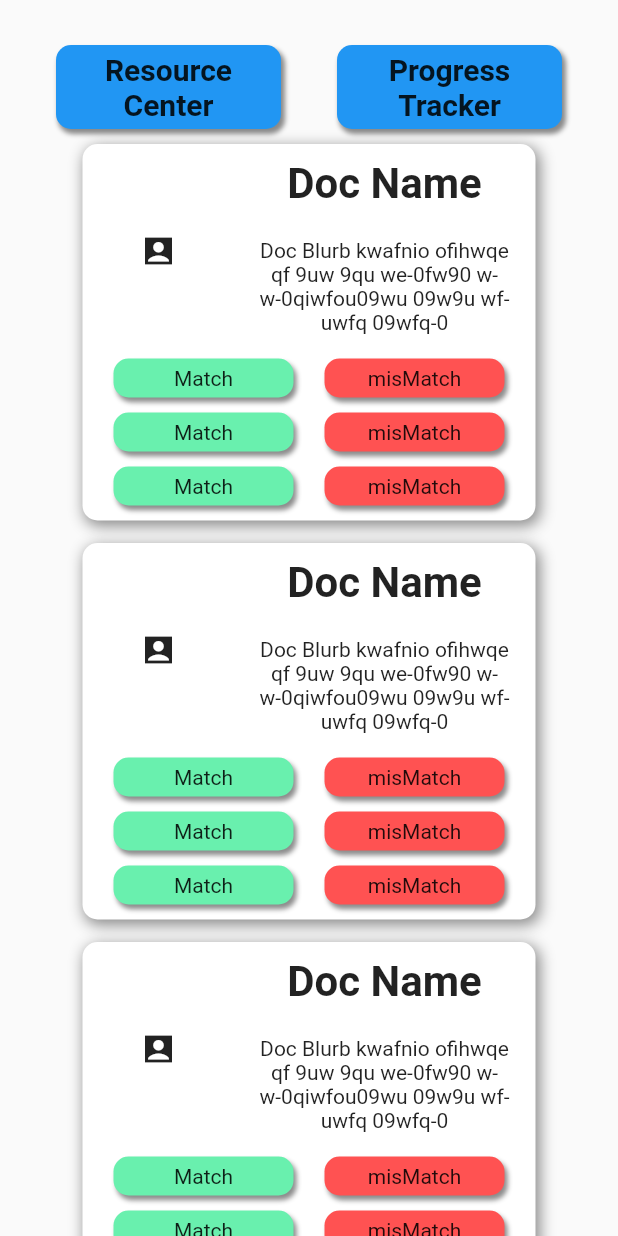
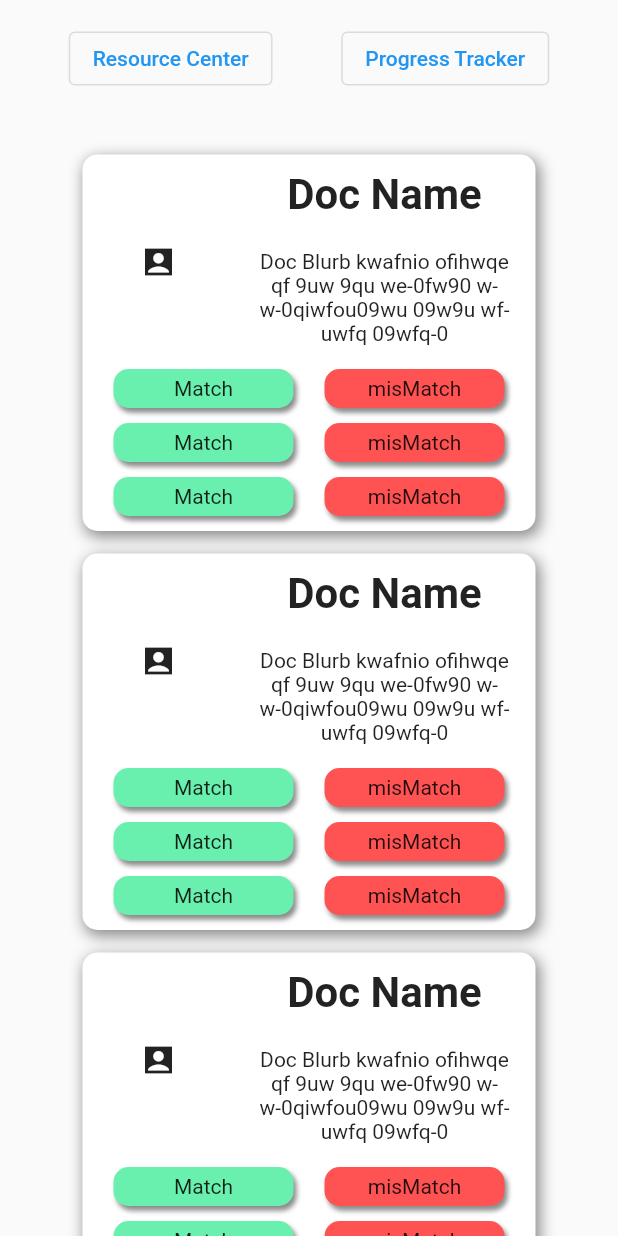
Before and after one commit to Milind220/CityHack22-DDD, a Flutter app: the MainFeedScreen screen opened by its route, on a phone screen of 412 x 824 dp. Run offline on Flutter 3.47's test engine with Material 2 defaults, Android fonts, the phone set to English and light mode, and no system bars; our stand-ins replace firebase_core, google_fonts; accounts and stored records are empty.

Commit message:
Still working on feed

```diff
--- a/lib/pages/main_feed.dart
+++ b/lib/pages/main_feed.dart
@@ -16,53 +16,24 @@ class MainFeedScreen extends StatelessWidget {
             child: Column(
               //mainAxisAlignment: MainAxisAlignment.center,
               children: [
-                SizedBox(height: 30),
                 Row(
                   mainAxisAlignment: MainAxisAlignment.spaceEvenly,
                   children: [
                     Container(
-                      width: 150,
-                      margin: EdgeInsets.only(bottom: 10),
-                      alignment: Alignment.center,
-                      padding: EdgeInsets.all(5),
-                      child: Text('Resource Center',
-                          style: TextStyle(
-                            fontSize: 20,
-                            fontWeight: FontWeight.bold,
-                          ),
-                          textAlign: TextAlign.center),
-                      decoration: BoxDecoration(
-                          boxShadow: [
-                            BoxShadow(
-                              color: Colors.black45,
-                              spreadRadius: 0.10,
-                              blurRadius: 2,
-                              offset: Offset(2, 3),
-                            ),
-                          ],
-                          borderRadius: BorderRadius.circular(10),
-                          color: c_primaryColor),
+                      margin: EdgeInsets.only(bottom: 40, top: 15),
+                      child: OutlinedButton(
+                          onPressed: () => {
+                                Navigator.pushNamed(context, '/feed'),
+                              },
+                          child: Text('Resource Center')),
                     ),
                     Container(
-                      width: 150,
-                      margin: EdgeInsets.only(bottom: 10),
-                      alignment: Alignment.center,
-                      padding: EdgeInsets.all(5),
-                      child: Text('Progress Tracker',
-                          style: TextStyle(
-                              fontSize: 20, fontWeight: FontWeight.bold),
-                          textAlign: TextAlign.center),
-                      decoration: BoxDecoration(
-                          boxShadow: [
-                            BoxShadow(
-                              color: Colors.black45,
-                              spreadRadius: 0.10,
-                              blurRadius: 2,
-                              offset: Offset(2, 3),
-                            ),
-                          ],
-                          borderRadius: BorderRadius.circular(10),
-                          color: c_primaryColor),
+                      margin: EdgeInsets.only(bottom: 40, top: 15),
+                      child: OutlinedButton(
+                          onPressed: () => {
+                                Navigator.pushNamed(context, '/feed'),
+                              },
+                          child: Text('Progress Tracker')),
                     ),
                   ],
                 ),
@@ -102,6 +73,28 @@ class MainFeedScreen extends StatelessWidget {
                     ],
                   ),
                 ),
+                Container(
+                  padding: EdgeInsets.all(15),
+                  alignment: Alignment.center,
+                  width: 300,
+                  child: Text(
+                    'Review your recent visit with Dr. Nazir',
+                    textAlign: TextAlign.center,
+                    style: TextStyle(fontSize: 20, fontWeight: FontWeight.bold),
+                  ),
+                  margin: EdgeInsets.only(bottom: 15),
+                  decoration: BoxDecoration(
+                      borderRadius: BorderRadius.circular(10),
+                      color: Colors.blueAccent,
+                      boxShadow: [
+                        BoxShadow(
+                          color: Colors.blueAccent,
+                          spreadRadius: 0.5,
+                          blurRadius: 7.5,
+                          offset: Offset(2, 3),
+                        ),
+                      ]),
+                )
               ],
             ),
           ),
```
